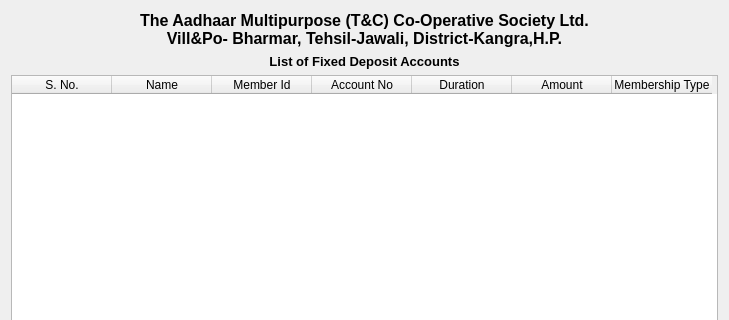
First picture: the form in Pages/UI/fdAccountReport.ui, repository akhilesh26/CSMS, before the edit; both pictures show x 0 to 729 and y 0 to 320 of the 729 by 577 pixel window.
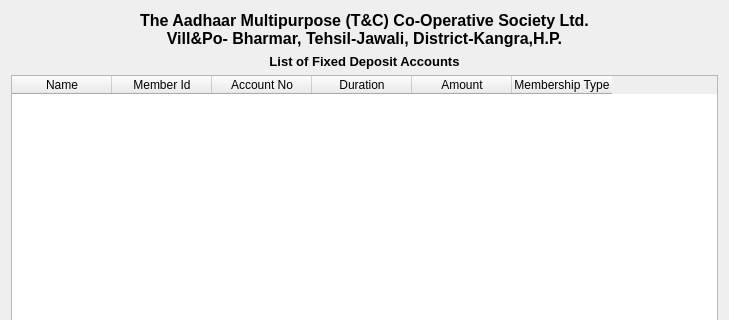
Second picture: the form after the edit.

```diff
--- a/Pages/UI/fdAccountReport.ui
+++ b/Pages/UI/fdAccountReport.ui
@@ -41,11 +41,6 @@
    </item>
    <item>
     <widget class="QTableWidget" name="tableWidget">
-     <column>
-      <property name="text">
-       <string>S. No.</string>
-      </property>
-     </column>
      <column>
       <property name="text">
        <string>Name</string>
```
